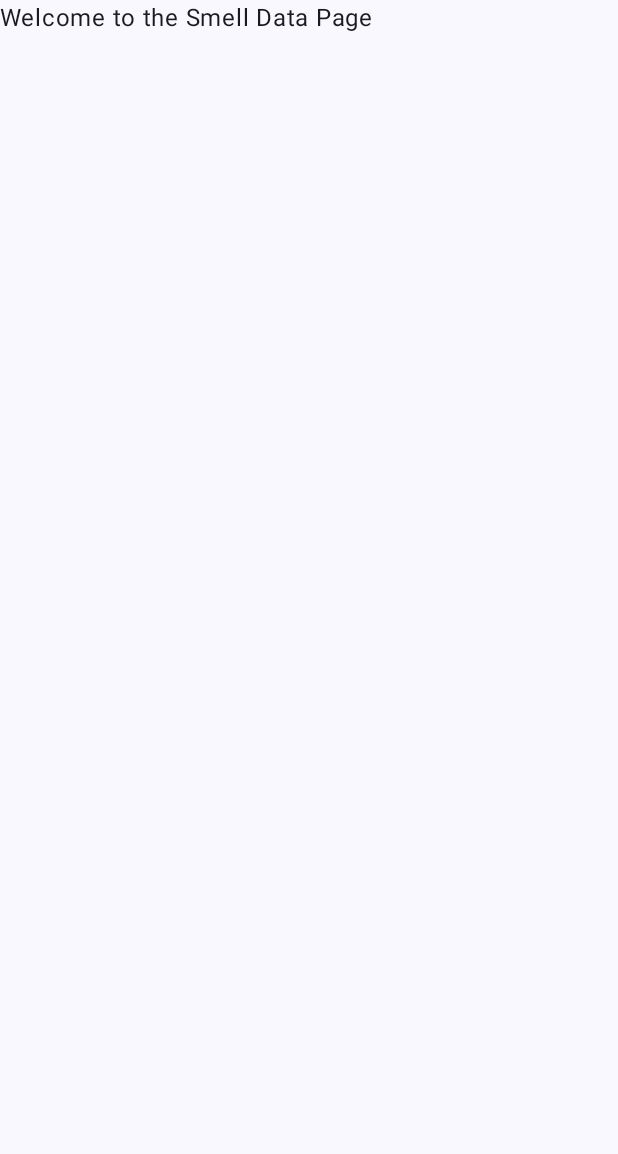
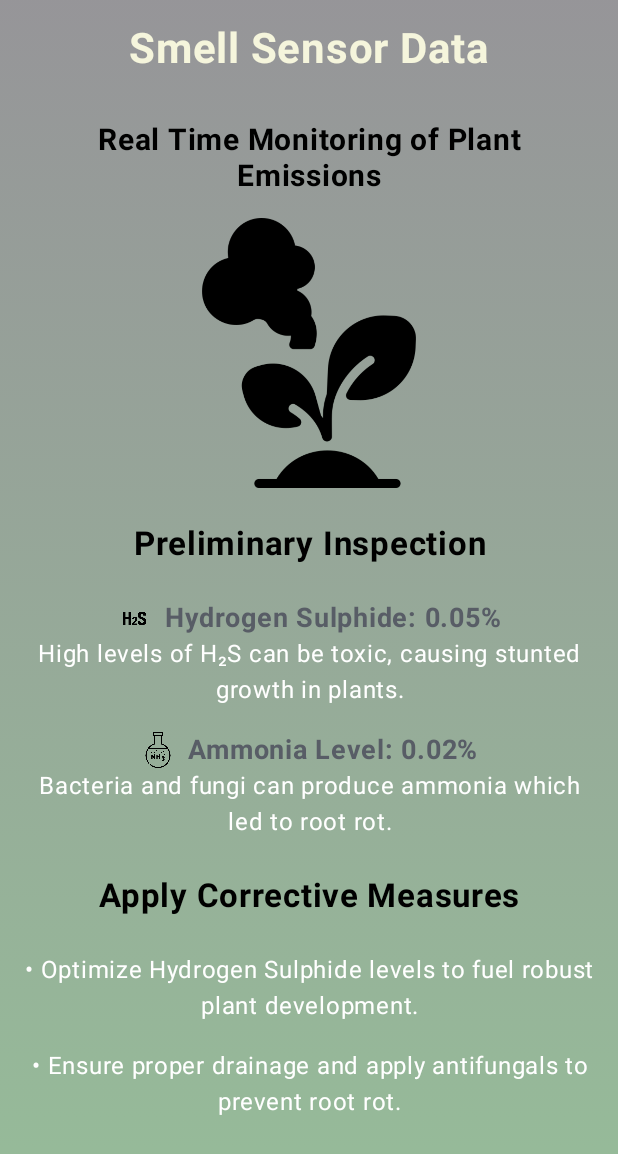
Before and after one commit to Ahmedradwancs/Virtual-Gardner, an Android app built with Jetpack Compose: the SmellDataScreen screen opened through its navigation route, on a phone screen of 412 x 824 dp. Before the commit the part shown is almost empty. Shown: the top 1154 px of the screen. Run offline under Robolectric (Android 15) with nearby library versions, the phone set to English and light mode, and no system bars; our stand-ins replace Firebase (no records; nobody signed in at launch, a user with empty details on screens opened directly).

Commit message:
Designed and developed smell sensor feature

```diff
--- a/app/build.gradle.kts
+++ b/app/build.gradle.kts
@@ -83,6 +83,7 @@ dependencies {
     implementation(libs.androidx.lifecycle.viewmodel.ktx)
     implementation(libs.firebase.auth.ktx)
     implementation(libs.firebase.firestore.ktx)
+    implementation(libs.firebase.common.ktx)
     testImplementation(libs.junit)
     androidTestImplementation(libs.androidx.junit)
     androidTestImplementation(libs.androidx.espresso.core)
--- a/app/src/main/java/com/example/virtualgardner/ui/screens/SmellDataActivity.kt
+++ b/app/src/main/java/com/example/virtualgardner/ui/screens/SmellDataActivity.kt
@@ -1,14 +1,156 @@
 package com.example.virtualgardner.ui.screens
 
+import androidx.compose.foundation.Image
+import androidx.compose.foundation.background
+import androidx.compose.foundation.layout.*
 import androidx.compose.material3.Text
 import androidx.compose.runtime.Composable
+import androidx.compose.ui.Alignment
+import androidx.compose.ui.Modifier
+import androidx.compose.ui.graphics.Color
+import androidx.compose.ui.layout.ContentScale
+import androidx.compose.ui.res.painterResource
+import androidx.compose.ui.text.font.FontWeight
+import androidx.compose.ui.text.style.TextAlign
+import androidx.compose.ui.unit.dp
+import androidx.compose.ui.unit.sp
+import com.example.virtualgardner.R
+import com.example.virtualgardner.ui.theme.gradient
 
 @Composable
 fun SmellDataScreen() {
     SmellDataPage()
 }
-
 @Composable
 fun SmellDataPage() {
-    Text(text = "Welcome to the Smell Data Page")
+    Column(
+        modifier = Modifier
+            .fillMaxSize()
+            .background(gradient)
+            .padding(16.dp),
+        horizontalAlignment = Alignment.CenterHorizontally  // Centering the content
+    ) {
+        // Header: Smell Sensor Data
+        Text(
+            text = "Smell Sensor Data",
+            fontSize = 28.sp,
+            fontWeight = FontWeight.Bold,
+            modifier = Modifier.padding(bottom = 8.dp),
+            color = Color(0xFFF5F5DC),
+            textAlign = TextAlign.Center
+        )
+
+        Text(
+            text = "Real Time Monitoring of Plant Emissions",
+            fontSize = 20.sp,
+            fontWeight = FontWeight.Bold,
+            modifier = Modifier.padding(top= 24.dp, bottom = 16.dp),
+            color = Color.Black,
+            textAlign = TextAlign.Center
+        )
+
+        // Image for plant emissions icon
+        Image(
+            painter = painterResource(id = R.drawable.emission_icon), // Update with correct icon
+            contentDescription = null,
+            modifier = Modifier
+                .fillMaxWidth()
+                .height(180.dp),
+            contentScale = ContentScale.Fit
+        )
+
+        Spacer(modifier = Modifier.height(24.dp))
+
+        // Preliminary Inspection Section
+        Text(
+            text = "Preliminary Inspection",
+            fontSize = 22.sp,
+            fontWeight = FontWeight.Bold,
+            modifier = Modifier.padding(bottom = 24.dp),
+            color = Color.Black,
+            textAlign = TextAlign.Center  // Centering text
+        )
+
+        // Hydrogen Sulfide Info with Icon
+        Row(
+            modifier = Modifier.fillMaxWidth(),
+            verticalAlignment = Alignment.CenterVertically,
+            horizontalArrangement = Arrangement.Center
+        ) {
+            Image(
+                painter = painterResource(id = R.drawable.gas1), // Replace with the icon for H2S
+                contentDescription = "H2S Icon",
+                modifier = Modifier.size(24.dp)
+            )
+            Spacer(modifier = Modifier.width(8.dp))
+            Text(
+                text = "Hydrogen Sulphide: 0.05%",
+                fontSize = 18.sp,
+                fontWeight = FontWeight.Bold,
+                color = Color(0xFF585D66)
+            )
+        }
+        Text(
+            text = "High levels of H₂S can be toxic, causing stunted growth in plants.",
+            fontSize = 16.sp,
+            modifier = Modifier.padding(bottom = 16.dp),
+            color = Color.White,
+            textAlign = TextAlign.Center
+        )
+
+        // Ammonia Info with Icon
+        Row(
+            modifier = Modifier.fillMaxWidth(),
+            verticalAlignment = Alignment.CenterVertically,
+            horizontalArrangement = Arrangement.Center
+        ) {
+            Image(
+                painter = painterResource(id = R.drawable.gas2), // Replace with the icon for Ammonia
+                contentDescription = "Ammonia Icon",
+                modifier = Modifier.size(24.dp)
+            )
+            Spacer(modifier = Modifier.width(8.dp))
+            Text(
+                text = "Ammonia Level: 0.02%",
+                fontSize = 18.sp,
+                fontWeight = FontWeight.Bold,
+                color = Color(0xFF585D66)
+            )
+        }
+        Text(
+            text = "Bacteria and fungi can produce ammonia which led to root rot.",
+            fontSize = 16.sp,
+            modifier = Modifier.padding(bottom = 8.dp),
+            color = Color.White,
+            textAlign = TextAlign.Center
+        )
+
+        Spacer(modifier = Modifier.height(16.dp))
+
+        // Corrective Measures Section
+        Text(
+            text = "Apply Corrective Measures",
+            fontSize = 22.sp,
+            fontWeight = FontWeight.Bold,
+            modifier = Modifier.padding(bottom = 24.dp),
+            color = Color.Black,
+            textAlign = TextAlign.Center
+        )
+
+        // Corrective actions
+        Text(
+            text = "• Optimize Hydrogen Sulphide levels to fuel robust plant development.",
+            fontSize = 16.sp,
+            modifier = Modifier.padding(bottom = 16.dp),
+            color = Color.White,
+            textAlign = TextAlign.Center
+        )
+        Text(
+            text = "• Ensure proper drainage and apply antifungals to prevent root rot.",
+            fontSize = 16.sp,
+            modifier = Modifier.padding(bottom = 16.dp),
+            color = Color.White,
+            textAlign = TextAlign.Center
+        )
+    }
 }
--- a/gradle/libs.versions.toml
+++ b/gradle/libs.versions.toml
@@ -20,6 +20,7 @@ lifecycleLivedataKtx = "2.8.6"
 lifecycleViewmodelKtx = "2.8.6"
 firebaseAuthKtx = "23.0.0"
 firebaseFirestoreKtx = "25.1.0"
+firebaseCommonKtx = "21.0.0"
 
 [libraries]
 androidx-core-ktx = { group = "androidx.core", name = "core-ktx", version.ref = "coreKtx" }
@@ -50,6 +51,7 @@ androidx-lifecycle-livedata-ktx = { group = "androidx.lifecycle", name = "lifecy
 androidx-lifecycle-viewmodel-ktx = { group = "androidx.lifecycle", name = "lifecycle-viewmodel-ktx", version.ref = "lifecycleViewmodelKtx" }
 firebase-auth-ktx = { group = "com.google.firebase", name = "firebase-auth-ktx", version.ref = "firebaseAuthKtx" }
 firebase-firestore-ktx = { group = "com.google.firebase", name = "firebase-firestore-ktx", version.ref = "firebaseFirestoreKtx" }
+firebase-common-ktx = { group = "com.google.firebase", name = "firebase-common-ktx", version.ref = "firebaseCommonKtx" }
 
 [plugins]
 android-application = { id = "com.android.application", version.ref = "agp" }
```
Also changed, not shown: app/src/main/res/drawable/emission_icon.png (added), app/src/main/res/drawable/gas1.png (added), app/src/main/res/drawable/gas2.png (added).
